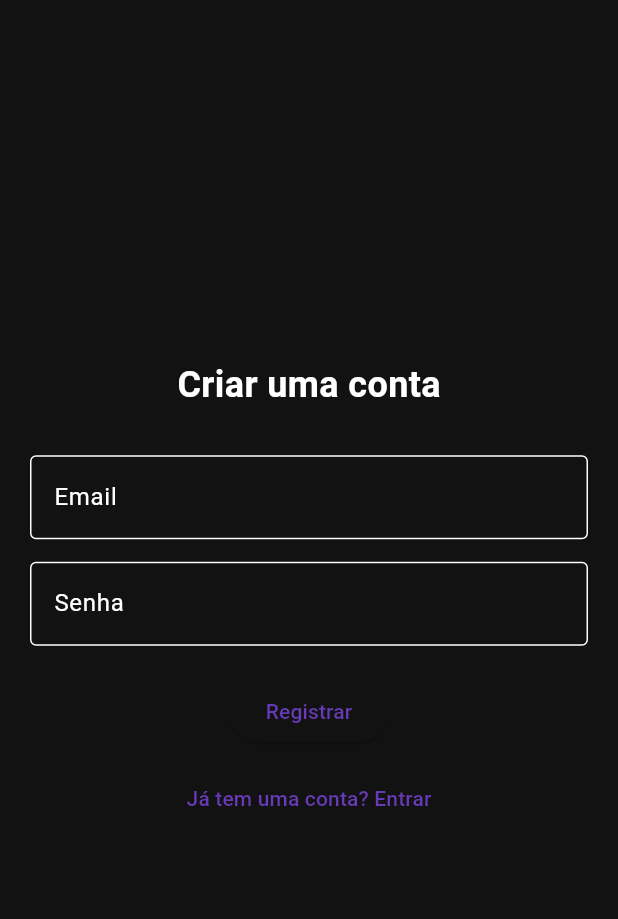
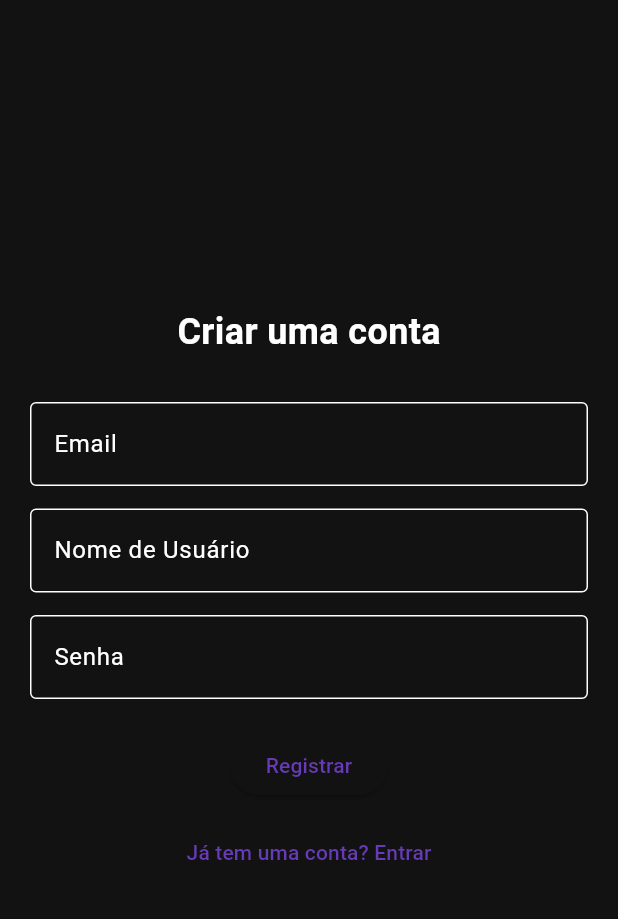
Before and after one commit to matheus1895/linkup, a Flutter app: the RegisterPage screen opened by its route, on a phone screen of 412 x 824 dp, the part 63-982 px from its top. Run offline on Flutter 3.47's test engine with Material 3 defaults, Android fonts, the phone set to English and light mode, and no system bars; our stand-ins replace cloud_firestore, firebase_auth, firebase_core; accounts and stored records are empty.

Commit message:
Adição do Cloud Firestore, Repositório de usuários + Atualização do modelo

```diff
--- a/lib/models/user_model.dart
+++ b/lib/data/models/user_model.dart
@@ -1,24 +1,20 @@
 class UserModel {
   String? id;
-  String? username;
+  final String username;
   final String email;
   final String password;
 
   String? profileImageUrl;
-  final String? bio;
-  final List<String>? followers;
-  final List<String>? following;
+  String? bio;
 
   UserModel(
     {
     required this.email,
     required this.password,
+    required this.username,
     this.id,
-    this.username,
     this.profileImageUrl,
     this.bio,
-    this.followers,
-    this.following
   });
 
   UserModel.fromMap(Map<String, dynamic> map)
@@ -27,9 +23,7 @@ class UserModel {
         email = map['email'],
         password = map['password'],
         profileImageUrl = map['profileImageUrl'],
-        bio = map['bio'],
-        followers = List<String>.from(map['followers']),
-        following = List<String>.from(map['following']);
+        bio = map['bio'];
 
   Map<String, dynamic> toMap() {
     return {
@@ -39,8 +33,6 @@ class UserModel {
       'password': password,
       'profileImageUrl': profileImageUrl,
       'bio': bio,
-      'followers': followers,
-      'following': following,
     };
   }
 }
--- a/lib/ui/core/view_models/auth_view_model.dart
+++ b/lib/ui/core/view_models/auth_view_model.dart
@@ -1,22 +1,29 @@
 import 'package:firebase_auth/firebase_auth.dart';
 import 'package:flutter/material.dart';
-import 'package:linkup/models/user_model.dart';
+import 'package:linkup/data/models/user_model.dart';
+import 'package:linkup/data/repositories/user_repository.dart';
 
 class AuthViewModel extends ChangeNotifier {
 
   var firebaseInstance = FirebaseAuth.instance;
 
+  final userRepository = UserRepository();
+
   registerUser(UserModel user) async {
+
     try {
       var userCredential = await firebaseInstance.createUserWithEmailAndPassword(
         email: user.email,
         password: user.password,
       );
+
       if (userCredential.user != null) {
         debugPrint(userCredential.user.toString());
         user.id = userCredential.user!.uid;
         user.profileImageUrl = userCredential.user!.photoURL;
       }
+
+      userRepository.saveUser(user);
     } catch (ex) {
       debugPrint(ex.toString());
     }
--- a/lib/ui/login/widgets/login_screen.dart
+++ b/lib/ui/login/widgets/login_screen.dart
@@ -1,6 +1,6 @@
 import 'package:firebase_auth/firebase_auth.dart';
 import 'package:flutter/material.dart';
-import 'package:linkup/models/user_model.dart';
+import 'package:linkup/data/models/user_model.dart';
 import 'package:linkup/ui/core/view_models/auth_view_model.dart';
 import 'package:provider/provider.dart';
 
@@ -19,6 +19,7 @@ class LoginPage extends StatelessWidget {
       await authViewModel.loginUser(
         UserModel(
           email: emailController.text,
+          username: "",
           password: passwordController.text
         )
       );
--- a/lib/ui/register/widgets/register_screen.dart
+++ b/lib/ui/register/widgets/register_screen.dart
@@ -1,5 +1,5 @@
 import 'package:flutter/material.dart';
-import 'package:linkup/models/user_model.dart';
+import 'package:linkup/data/models/user_model.dart';
 import 'package:linkup/ui/core/view_models/auth_view_model.dart';
 import 'package:provider/provider.dart';
 
@@ -10,17 +10,22 @@ class RegisterPage extends StatelessWidget {
   Widget build(BuildContext context) {
     final emailController = TextEditingController();
     final passwordController = TextEditingController();
+    final usernameController = TextEditingController();
 
     var authViewModel = Provider.of<AuthViewModel>(context);
 
     void _register() async {
-      await authViewModel.registerUser(UserModel(email: emailController.text, password: passwordController.text));
+      await authViewModel.registerUser(
+        UserModel(
+          email: emailController.text,
+          username: usernameController.text,
+          password: passwordController.text,
+        ),
+      );
     }
 
     return Scaffold(
-      appBar: AppBar(
-        title: const Text('LinkUp - Registro'),
-      ),
+      appBar: AppBar(title: const Text('LinkUp - Registro')),
       body: Padding(
         padding: const EdgeInsets.all(20.0),
         child: Center(
@@ -45,6 +50,15 @@ class RegisterPage extends StatelessWidget {
 
                 const SizedBox(height: 15),
                 TextField(
+                  controller: usernameController,
+                  decoration: const InputDecoration(
+                    labelText: 'Nome de Usuário',
+                    border: OutlineInputBorder(),
+                  ),
+                ),
+
+                const SizedBox(height: 15),
+                TextField(
                   controller: passwordController,
                   decoration: const InputDecoration(
                     labelText: 'Senha',
@@ -57,10 +71,10 @@ class RegisterPage extends StatelessWidget {
                 ElevatedButton(
                   onPressed: () {
                     try {
-                    _register();
-                    Navigator.pushReplacementNamed(context, '/feed');
+                      _register();
+                      Navigator.pushReplacementNamed(context, '/feed');
                     } catch (e) {
-                    debugPrint(e.toString());
+                      debugPrint(e.toString());
                     }
                   },
                   child: const Text('Registrar'),
@@ -80,7 +94,4 @@ class RegisterPage extends StatelessWidget {
       ),
     );
   }
-
-
-
 }
--- a/pubspec.yaml
+++ b/pubspec.yaml
@@ -37,6 +37,7 @@ dependencies:
   firebase_core: ^3.13.0
   firebase_auth: ^5.5.3
   provider: ^6.1.5
+  cloud_firestore: ^5.6.8
 
 dev_dependencies:
   flutter_test:
```
Also changed, not shown: lib/data/repositories/user_repository.dart (added, +25 -0 lines), lib/data/models/comment_model.dart (renamed from lib/models/comment_model.dart), lib/data/models/post_model.dart (renamed from lib/models/post_model.dart), pubspec.lock, 4 other files.
